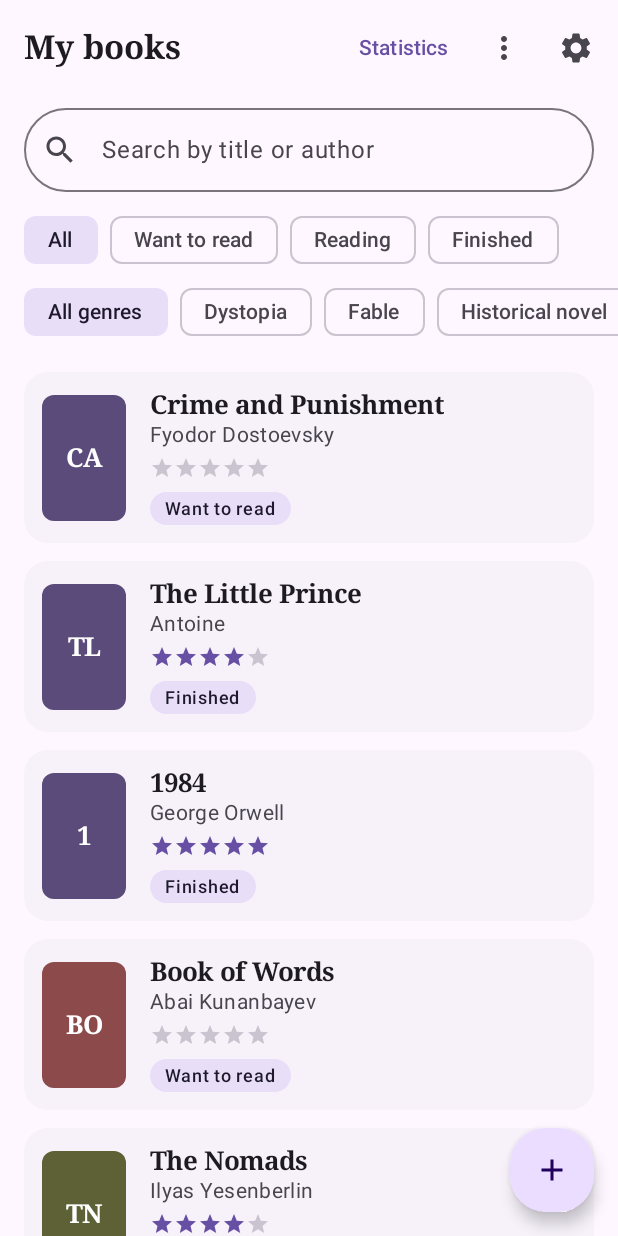
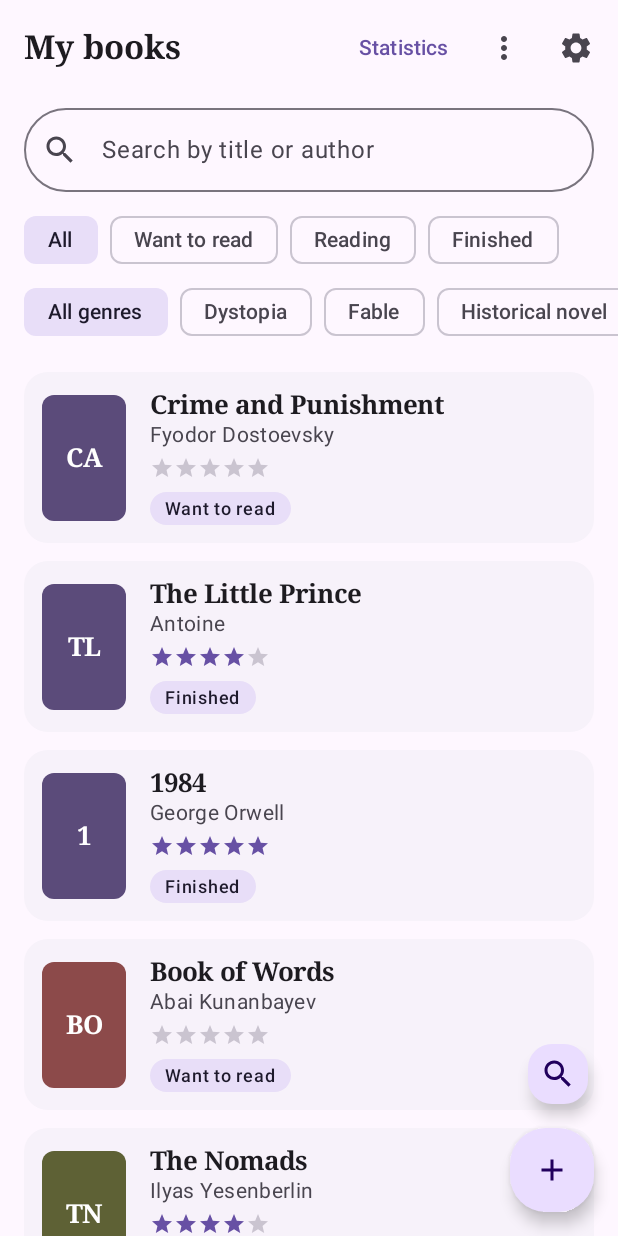
Before and after one commit to 240103071/BookShelf, an Android app built with Jetpack Compose: the screen it shows after launch (MainActivity), on a phone screen of 412 x 824 dp. Run offline under Robolectric (Android 15) with nearby library versions, the phone set to English and light mode, and no system bars; our stand-ins replace Room's generated code.

Commit message:
Online izdeu navigaciyaga qosyldy

```diff
--- a/app/src/main/java/kz/mitu/bookshelf/navigation/Screen.kt
+++ b/app/src/main/java/kz/mitu/bookshelf/navigation/Screen.kt
@@ -17,6 +17,8 @@ sealed class Screen(val route: String) {
 
     data object Settings : Screen("settings")
 
+    data object OnlineSearch : Screen("online_search")
+
     companion object {
         const val ARG_BOOK_ID = "bookId"
     }
--- a/app/src/main/java/kz/mitu/bookshelf/ui/screens/home/HomeScreen.kt
+++ b/app/src/main/java/kz/mitu/bookshelf/ui/screens/home/HomeScreen.kt
@@ -12,6 +12,7 @@ import androidx.compose.material.icons.Icons
 import androidx.compose.material.icons.filled.Add
 import androidx.compose.material.icons.filled.Check
 import androidx.compose.material.icons.filled.MoreVert
+import androidx.compose.material.icons.filled.Search
 import androidx.compose.material.icons.filled.Settings
 import androidx.compose.material3.DropdownMenu
 import androidx.compose.material3.DropdownMenuItem
@@ -21,6 +22,7 @@ import androidx.compose.material3.IconButton
 import androidx.compose.material3.MaterialTheme
 import androidx.compose.material3.OutlinedButton
 import androidx.compose.material3.Scaffold
+import androidx.compose.material3.SmallFloatingActionButton
 import androidx.compose.material3.Text
 import androidx.compose.material3.TextButton
 import androidx.compose.runtime.Composable
@@ -28,6 +30,7 @@ import androidx.compose.runtime.getValue
 import androidx.compose.runtime.mutableStateOf
 import androidx.compose.runtime.remember
 import androidx.compose.runtime.setValue
+import androidx.compose.ui.Alignment
 import androidx.compose.ui.Modifier
 import androidx.compose.ui.res.stringResource
 import androidx.compose.ui.tooling.preview.Preview
@@ -60,6 +63,7 @@ fun HomeScreen(
     onAddClick: () -> Unit,
     onStatsClick: () -> Unit,
     onSettingsClick: () -> Unit,
+    onOnlineSearchClick: () -> Unit,
     modifier: Modifier = Modifier
 ) {
     var sortMenuOpen by remember { mutableStateOf(false) }
@@ -116,11 +120,22 @@ fun HomeScreen(
             )
         },
         floatingActionButton = {
-            FloatingActionButton(onClick = onAddClick) {
-                Icon(
-                    imageVector = Icons.Filled.Add,
-                    contentDescription = stringResource(R.string.add_book)
-                )
+            Column(
+                horizontalAlignment = Alignment.End,
+                verticalArrangement = Arrangement.spacedBy(12.dp)
+            ) {
+                SmallFloatingActionButton(onClick = onOnlineSearchClick) {
+                    Icon(
+                        imageVector = Icons.Filled.Search,
+                        contentDescription = stringResource(R.string.online_search_title)
+                    )
+                }
+                FloatingActionButton(onClick = onAddClick) {
+                    Icon(
+                        imageVector = Icons.Filled.Add,
+                        contentDescription = stringResource(R.string.add_book)
+                    )
+                }
             }
         }
     ) { innerPadding ->
@@ -221,7 +236,8 @@ private fun HomeScreenPreview() {
             onBookClick = {},
             onAddClick = {},
             onStatsClick = {},
-            onSettingsClick = {}
+            onSettingsClick = {},
+            onOnlineSearchClick = {}
         )
     }
 }
```
Also changed, not shown: app/src/main/java/kz/mitu/bookshelf/navigation/AppNavHost.kt (+20 -1 lines).
